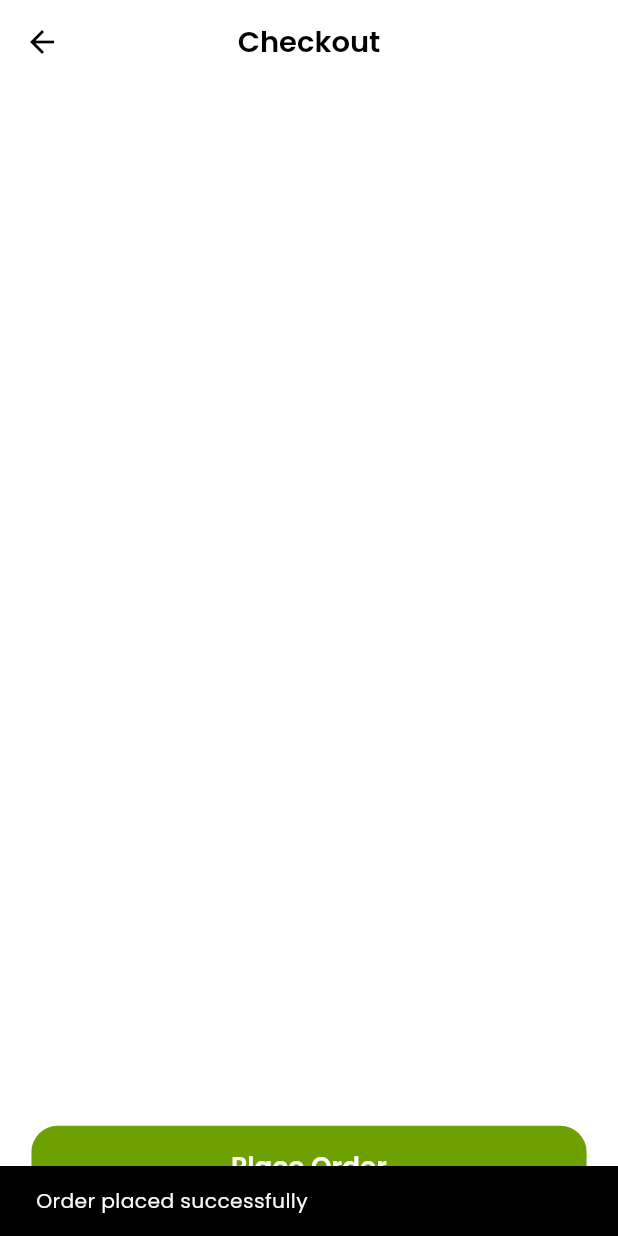
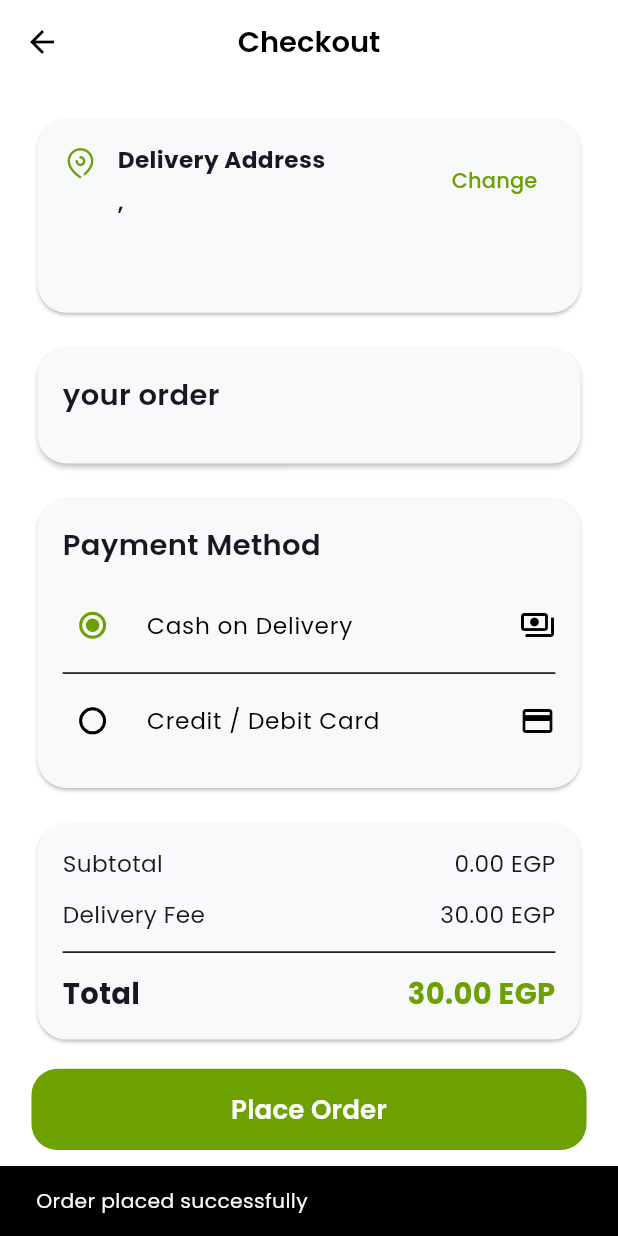
Before and after one commit to mohamed3hussin/greeno_app, a Flutter app: the CheckoutView screen opened directly with empty values, after a tap on "Place Order", on a phone screen of 412 x 824 dp. Run offline on Flutter 3.47's test engine with Material 3 defaults, Android fonts, the phone set to English and light mode, and no system bars; our stand-ins replace carousel_slider, cloud_firestore, dartz, email_validator, equatable, firebase_auth and 12 more; accounts and stored records are empty.

Commit message:
cart finish checkout v2 commit

```diff
--- a/lib/features/checkout/presentation/cubit/checkout_cubit.dart
+++ b/lib/features/checkout/presentation/cubit/checkout_cubit.dart
@@ -1,4 +1,5 @@
 import 'package:flutter_bloc/flutter_bloc.dart';
+import 'package:greeno_app/features/auth/domain/entities/address_entity.dart';
 import 'package:greeno_app/features/cart/data/datasource/cart_local_data_source.dart';
 import 'package:greeno_app/features/checkout/domain/entities/order_entity.dart';
 import 'package:greeno_app/features/checkout/domain/usecases/place_order_use_case.dart';
@@ -20,6 +21,7 @@ class CheckoutCubit extends Cubit<CheckoutState> {
   Future<void> placeOrder({
     required UserEntity user,
     required List<CartItemEntity> items,
+    required AddressEntity address,
   })async{
     final subtotal = items.fold<double>(
       0,
@@ -38,7 +40,7 @@ class CheckoutCubit extends Cubit<CheckoutState> {
 
       userId: user.uid!,
 
-      address: user.address,
+      address: address,
 
       subtotal: subtotal,
 
--- /dev/null
+++ b/lib/features/checkout/presentation/widget/checkout_address_card.dart
@@ -0,0 +1,84 @@
+import 'package:flutter/material.dart';
+import 'package:flutter_screenutil/flutter_screenutil.dart';
+import 'package:greeno_app/core/assets_date/iconBroken.dart';
+
+import '../../../../core/theme/app_colors.dart';
+import '../../../../core/theme/app_text_styles.dart';
+import '../../../auth/domain/entities/address_entity.dart';
+
+class CheckoutAddressCard extends StatelessWidget {
+  const CheckoutAddressCard({
+    super.key,
+    required this.address,
+    required this.onChange,
+  });
+
+  final AddressEntity address;
+  final VoidCallback onChange;
+
+  @override
+  Widget build(BuildContext context) {
+    return Card(
+      elevation: 1,
+      shape: RoundedRectangleBorder(
+        borderRadius: BorderRadius.circular(20.r),
+      ),
+      child: Padding(
+        padding: EdgeInsets.all(16.w),
+        child: Row(
+          crossAxisAlignment: CrossAxisAlignment.start,
+          children: [
+            const Icon(
+              IconBroken.Location,
+              color: AppColors.primary,
+            ),
+
+            SizedBox(width: 12.w),
+
+            Expanded(
+              child: Column(
+                crossAxisAlignment: CrossAxisAlignment.start,
+                children: [
+                  Text(
+                    "Delivery Address",
+                    style: AppTextStyles.label.copyWith(
+                      fontWeight: FontWeight.bold,
+                    ),
+                  ),
+
+                  SizedBox(height: 6.h),
+
+                  Text(
+                    "${address.city}, ${address.governorate}",
+                    style: AppTextStyles.body.copyWith(
+                      fontWeight: FontWeight.w600,
+                    ),
+                  ),
+
+                  SizedBox(height: 4.h),
+
+                  Text(
+                    address.fullAddress,
+                    style: AppTextStyles.hint,
+                  ),
+
+                  SizedBox(height: 2.h),
+
+                  Text(
+                    address.country,
+                    style: AppTextStyles.hint,
+                  ),
+                ],
+              ),
+            ),
+
+            TextButton(
+              onPressed: onChange,
+              child: const Text("Change"),
+            ),
+          ],
+        ),
+      ),
+    );
+  }
+}
--- /dev/null
+++ b/lib/features/checkout/presentation/widget/checkout_order_summary.dart
@@ -0,0 +1,86 @@
+import 'package:flutter/material.dart';
+import 'package:flutter_screenutil/flutter_screenutil.dart';
+
+import '../../../../core/theme/app_colors.dart';
+import '../../../../core/theme/app_text_styles.dart';
+
+class CheckoutOrderSummary extends StatelessWidget {
+  const CheckoutOrderSummary({
+    super.key,
+    required this.subtotal,
+    required this.deliveryFee,
+  });
+
+  final double subtotal;
+  final double deliveryFee;
+
+  @override
+  Widget build(BuildContext context) {
+    final total = subtotal + deliveryFee;
+
+    return Card(
+      elevation: 1,
+      shape: RoundedRectangleBorder(
+        borderRadius: BorderRadius.circular(20.r),
+      ),
+      child: Padding(
+        padding: EdgeInsets.all(16.w),
+        child: Column(
+          children: [
+
+            Row(
+              mainAxisAlignment: MainAxisAlignment.spaceBetween,
+              children: [
+                Text(
+                  "Subtotal",
+                  style: AppTextStyles.body,
+                ),
+                Text(
+                  "${subtotal.toStringAsFixed(2)} EGP",
+                  style: AppTextStyles.body,
+                ),
+              ],
+            ),
+
+            SizedBox(height: 12.h),
+
+            Row(
+              mainAxisAlignment: MainAxisAlignment.spaceBetween,
+              children: [
+                Text(
+                  "Delivery Fee",
+                  style: AppTextStyles.body,
+                ),
+                Text(
+                  "${deliveryFee.toStringAsFixed(2)} EGP",
+                  style: AppTextStyles.body,
+                ),
+              ],
+            ),
+
+            Divider(height: 28.h),
+
+            Row(
+              mainAxisAlignment: MainAxisAlignment.spaceBetween,
+              children: [
+                Text(
+                  "Total",
+                  style: AppTextStyles.title.copyWith(
+                    fontWeight: FontWeight.bold,
+                  ),
+                ),
+                Text(
+                  "${total.toStringAsFixed(2)} EGP",
+                  style: AppTextStyles.title.copyWith(
+                    color: AppColors.primary,
+                    fontWeight: FontWeight.bold,
+                  ),
+                ),
+              ],
+            ),
+          ],
+        ),
+      ),
+    );
+  }
+}
--- /dev/null
+++ b/lib/features/checkout/presentation/widget/checkout_payment_method.dart
@@ -0,0 +1,68 @@
+import 'package:flutter/material.dart';
+import 'package:flutter_screenutil/flutter_screenutil.dart';
+
+import '../../../../core/theme/app_text_styles.dart';
+
+enum PaymentType {
+  cash,
+  card,
+}
+
+class CheckoutPaymentMethod extends StatelessWidget {
+  const CheckoutPaymentMethod({
+    super.key,
+    required this.selectedMethod,
+    required this.onChanged,
+  });
+
+  final PaymentType selectedMethod;
+  final ValueChanged<PaymentType> onChanged;
+
+  @override
+  Widget build(BuildContext context) {
+    return Card(
+      elevation: 1,
+      shape: RoundedRectangleBorder(
+        borderRadius: BorderRadius.circular(20.r),
+      ),
+      child: Padding(
+        padding: EdgeInsets.all(16.w),
+        child: Column(
+          crossAxisAlignment: CrossAxisAlignment.start,
+          children: [
+            Text(
+              "Payment Method",
+              style: AppTextStyles.title,
+            ),
+
+            SizedBox(height: 12.h),
+
+            RadioListTile<PaymentType>(
+              value: PaymentType.cash,
+              groupValue: selectedMethod,
+              onChanged: (value) {
+                onChanged(value!);
+              },
+              title: const Text("Cash on Delivery"),
+              secondary: const Icon(Icons.payments_outlined),
+              contentPadding: EdgeInsets.zero,
+            ),
+
+            Divider(height: 8.h),
+
+            RadioListTile<PaymentType>(
+              value: PaymentType.card,
+              groupValue: selectedMethod,
+              onChanged: (value) {
+                onChanged(value!);
+              },
+              title: const Text("Credit / Debit Card"),
+              secondary: const Icon(Icons.credit_card),
+              contentPadding: EdgeInsets.zero,
+            ),
+          ],
+        ),
+      ),
+    );
+  }
+}
--- /dev/null
+++ b/lib/features/checkout/presentation/widget/checkout_product_list.dart
@@ -0,0 +1,95 @@
+import 'package:flutter/material.dart';
+import 'package:flutter_screenutil/flutter_screenutil.dart';
+import 'package:greeno_app/core/theme/app_text_styles.dart';
+import 'package:greeno_app/features/cart/domain/entities/cart_item_entity.dart';
+
+import '../../../../core/theme/app_colors.dart';
+
+class CheckoutProductList extends StatelessWidget {
+  const CheckoutProductList({
+    super.key,
+    required this.items
+  });
+  final List<CartItemEntity> items;
+  @override
+  Widget build(BuildContext context) {
+    return Card(
+      elevation: 1.5,
+      shape: RoundedRectangleBorder(
+        borderRadius: BorderRadiusGeometry.circular(20.r),
+      ),
+      child: Padding(
+          padding: EdgeInsetsGeometry.all(16.w),
+          child: Column(
+            crossAxisAlignment: CrossAxisAlignment.start,
+            children: [
+              Text(
+                'your order',
+                style: AppTextStyles.title,
+              ),
+              SizedBox(height: 16.h,),
+              ListView.separated(
+                  shrinkWrap: true,
+                  physics: const NeverScrollableScrollPhysics(),
+                  itemBuilder: (context,index){
+                    final item = items[index];
+                    final price = item.product.discountPrice?? item.product.price;
+                    return Row(
+                      children: [
+                        Expanded(
+                          child: Column(
+                            crossAxisAlignment: CrossAxisAlignment.start,
+                            children: [
+                              Text(
+                                item.product.name,
+                                style: AppTextStyles.body.copyWith(
+                                  fontWeight: FontWeight.bold,
+                                ),
+                              ),
+                              SizedBox(height: 4.h),
+                              Row(
+                                children: [
+                                  Text(
+                                    "${price} EGP",
+                                    style: AppTextStyles.hint,
+                                  ),
+                                  SizedBox(width: 8.w,),
+                                  Text(
+                                    '1 Kg',
+                                    style: AppTextStyles.hint,
+                                  ),
+                                ],
+                              ),
+                            ],
+                          ),
+                        ),
+                        SizedBox(width: 16.w,),
+                        Column(
+                          crossAxisAlignment: CrossAxisAlignment.end,
+                          children: [
+                            Text(
+                              "x${item.quantity}",
+                              style: AppTextStyles.body,
+                            ),
+                            SizedBox(height: 4.h),
+                            Text(
+                              "${price * item.quantity} EGP",
+                              style: AppTextStyles.label.copyWith(
+                                color: AppColors.primary,
+                                fontWeight: FontWeight.bold,
+                              ),
+                            ),
+                          ],
+                        ),
+                      ],
+                    );
+                  },
+                  separatorBuilder: (context,index)=> Divider(height: 24.h),
+                  itemCount: items.length,
+              ),
+            ],
+          ),
+      ),
+    );
+  }
+}
--- a/lib/features/checkout/presentation/widget/checkout_view.dart
+++ b/lib/features/checkout/presentation/widget/checkout_view.dart
@@ -1,19 +1,38 @@
 import 'package:flutter/material.dart';
 import 'package:flutter_bloc/flutter_bloc.dart';
 import 'package:flutter_screenutil/flutter_screenutil.dart';
+import 'package:go_router/go_router.dart';
 import 'package:greeno_app/core/constants/primary_button.dart';
+import 'package:greeno_app/features/auth/domain/entities/address_entity.dart';
 import 'package:greeno_app/features/auth/domain/entities/user_entity.dart';
 import 'package:greeno_app/features/cart/presentation/cubit/cart_cubit.dart';
 import 'package:greeno_app/features/checkout/presentation/cubit/checkout_state.dart';
+import 'package:greeno_app/features/checkout/presentation/widget/checkout_address_card.dart';
+import 'package:greeno_app/features/checkout/presentation/widget/checkout_product_list.dart';
 
 import '../cubit/checkout_cubit.dart';
+import 'checkout_order_summary.dart';
+import 'checkout_payment_method.dart';
 
-class CheckoutView extends StatelessWidget {
+class CheckoutView extends StatefulWidget {
   const CheckoutView({
     super.key,
     required this.user
   });
   final UserEntity user;
+
+  @override
+  State<CheckoutView> createState() => _CheckoutViewState();
+}
+
+class _CheckoutViewState extends State<CheckoutView> {
+  PaymentType paymentType = PaymentType.cash;
+  late AddressEntity selectedAddress;
+  @override
+  void initState(){
+    super.initState();
+    selectedAddress = widget.user.address;
+  }
   @override
   Widget build(BuildContext context) {
     return BlocConsumer<CheckoutCubit,CheckoutState>(
@@ -24,6 +43,7 @@ class CheckoutView extends StatelessWidget {
               const SnackBar(content: Text('Order placed successfully')
               )
             );
+            context.pop;
           }
           if(state is CheckoutError){
             ScaffoldMessenger.of(context).showSnackBar(
@@ -34,34 +54,45 @@ class CheckoutView extends StatelessWidget {
         },
         builder: (context,state){
           final cartItems = context.watch<CartCubit>().state.items;
+          final subtotal = cartItems.fold<double>(
+            0,
+                (sum, item) {
+              final price = item.product.discountPrice ?? item.product.price;
+              return sum + (price * item.quantity);
+            },
+          );
           return Scaffold(
             appBar: AppBar(
               title: const Text('Checkout'),
             ),
-            body: Padding(
+            body: SafeArea(
+              child: Padding(
                   padding: EdgeInsets.symmetric(
                       vertical: 20.h,
                       horizontal: 20.w,
                   ),
+                child: SingleChildScrollView(
                   child: Column(
                     children: [
-                  Expanded(
-                    child: ListView.builder(
-                      itemCount: cartItems.length,
-                      itemBuilder: (context, index) {
-                        final item = cartItems[index];
-
-                        return ListTile(
-                          title: Text(item.product.name),
-                          subtitle: Text(
-                            'x${item.quantity}',
+                      CheckoutAddressCard(
+                          address: selectedAddress,
+                          onChange: (){},
                       ),
-                          trailing: Text(
-                            '${(item.product.discountPrice ?? item.product.price) * item.quantity}',
-                          ),
-                        );
+                      SizedBox(height: 16.h,),
+                      CheckoutProductList(items: cartItems),
+                      SizedBox(height: 16.h,),
+                      CheckoutPaymentMethod(
+                        selectedMethod: paymentType,
+                        onChanged: (value) {
+                          setState(() {
+                            paymentType = value;
+                          });
                         },
                       ),
+                      SizedBox(height: 16.h,),
+                      CheckoutOrderSummary(
+                        subtotal: subtotal,
+                        deliveryFee: 30,
                       ),
                       SizedBox(height: 16.h,),
                       PrimaryButton(
@@ -69,12 +100,15 @@ class CheckoutView extends StatelessWidget {
                           isLoading: state is CheckoutLoading,
                           onPressed: (){
                             context.read<CheckoutCubit>().placeOrder(
-                          user: user,
+                              user: widget.user,
                               items: cartItems,
+                              address: selectedAddress,
                             );
                           },
                       ),
                     ],
+                  ),
+                ),
               ),
             ),
           );
```
Also changed, not shown: lib/features/cart/presentation/cubit/cart_cubit.dart (+9 -0 lines), lib/features/cart/presentation/pages/cart_page.dart (+79 -3 lines), lib/features/cart/presentation/widget/cart_item_widget.dart (+22 -26 lines). Lines whose indentation alone changed are shown as unchanged.
